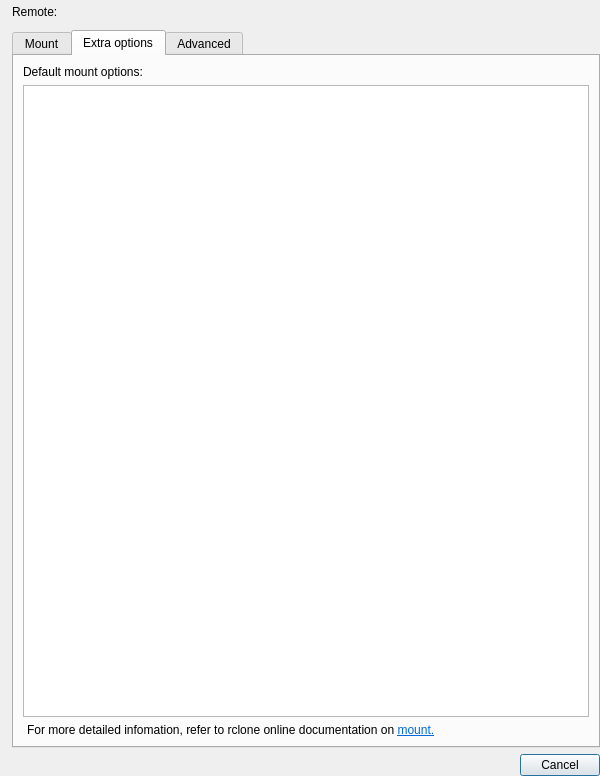
The window that src/mount_dialog.ui (holazt/RcloneBrowser) describes before a commit, drawn with Qt 5.
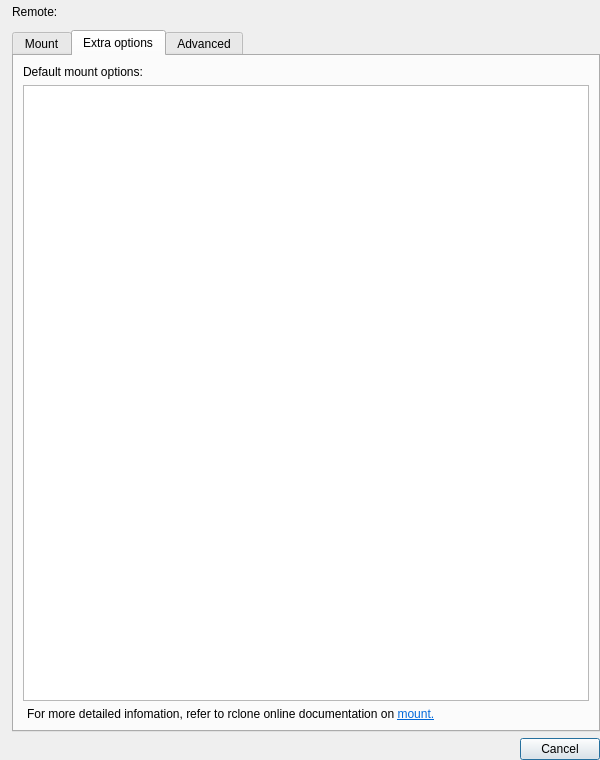
The same window after the commit. The open tabs and pages were chosen to show the change.

What changed in the file:
```diff
--- a/src/mount_dialog.ui
+++ b/src/mount_dialog.ui
@@ -7,7 +7,7 @@
     <x>0</x>
     <y>0</y>
     <width>600</width>
-    <height>776</height>
+    <height>760</height>
    </rect>
   </property>
   <property name="minimumSize">
@@ -625,11 +625,7 @@
         </widget>
        </item>
        <item>
-        <widget class="QTextEdit" name="textExtra">
-         <property name="toolTip">
-          <string>&lt;html&gt;&lt;head/&gt;&lt;body&gt;&lt;p&gt;one option per line e.g.:&lt;br/&gt;&lt;br/&gt;--cache-dir &amp;quot;E:\!---Rclone_VFS_Cache&amp;quot;&lt;br/&gt;--vfs-cache-mode writes&lt;br/&gt;--vfs-cache-poll-interval 20m&lt;br/&gt;--vfs-cache-max-age 8760h&lt;br/&gt;--vfs-cache-max-size 1024G&lt;br/&gt;--attr-timeout 8700h&lt;br/&gt;--dir-cache-time 8760h&lt;br/&gt;--poll-interval 30s&lt;/p&gt;&lt;/body&gt;&lt;/html&gt;</string>
-         </property>
-        </widget>
+        <widget class="QPlainTextEdit" name="textExtra"/>
        </item>
        <item>
         <widget class="QLabel" name="label_5">
```
